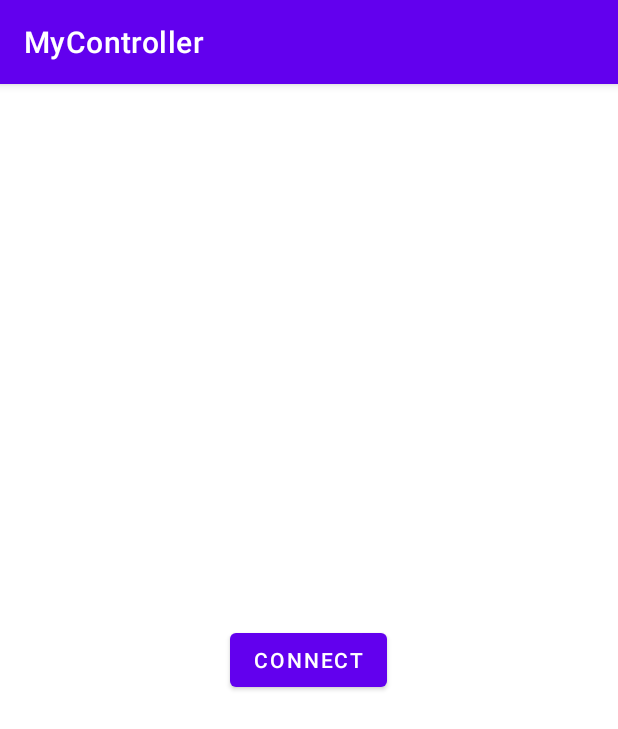
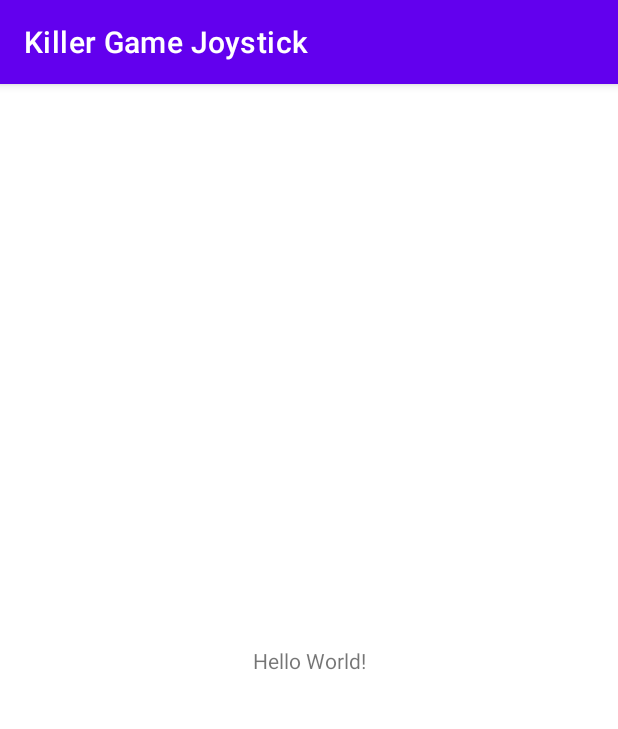
Before and after one commit to killergameorg/KillerGameMobile, an Android app: the screen it shows after launch (MainActivity), on a phone screen of 412 x 824 dp. Shown: the top 729 px of the screen. Run offline under Robolectric (Android 15) with nearby library versions, the phone set to English and light mode, and no system bars.

Commit message:
cambiado el package

```diff
--- a/KillerGameJoystick/app/src/main/java/com/lisbeth/killergamejoystick/MainActivity.java
+++ b/KillerGameJoystick/app/src/main/java/com/lisbeth/killergamejoystick/MainActivity.java
@@ -1,111 +1,14 @@
 package com.lisbeth.killergamejoystick;
 
 import androidx.appcompat.app.AppCompatActivity;
-import androidx.core.content.res.ResourcesCompat;
 
-import android.content.res.Resources;
-import android.graphics.drawable.Drawable;
-import android.media.MediaPlayer;
-import android.net.Uri;
 import android.os.Bundle;
-import android.view.View;
-import android.view.Window;
-import android.view.WindowManager;
-import android.widget.ImageButton;
-import android.widget.VideoView;
 
 public class MainActivity extends AppCompatActivity {
-    private VideoView videoBackground;
-    private boolean isSound;
-    private ImageButton soundHandler;
-    Drawable musicOn;
-    Drawable musicOff;
 
-    private MediaPlayer music;
     @Override
     protected void onCreate(Bundle savedInstanceState) {
         super.onCreate(savedInstanceState);
-        requestWindowFeature(Window.FEATURE_NO_TITLE);
-        getWindow().setFlags(WindowManager.LayoutParams.FLAG_FULLSCREEN,
-                WindowManager.LayoutParams.FLAG_FULLSCREEN);
         setContentView(R.layout.activity_main);
-
-        videoBackground = findViewById(R.id.backgroundVideo);
-        music = MediaPlayer.create(MainActivity.this, R.raw.bg_arcade_game);
-        Resources res = getResources();
-        musicOn = ResourcesCompat.getDrawable(res, R.drawable.ic_baseline_music_note_24, null);
-        musicOff = ResourcesCompat.getDrawable(res, R.drawable.ic_baseline_music_off_24, null);
-        soundHandler = findViewById(R.id.muteSound);
-        Uri uri = Uri.parse("android.resource://"+getPackageName()+"/"+R.raw.bg_background_connect);
-        videoBackground.setVideoURI(uri);
-
-        videoBackground.start();
-
-
-
-        videoBackground.setOnPreparedListener(new MediaPlayer.OnPreparedListener() {
-            @Override
-            public void onPrepared(MediaPlayer mp) {
-                mp.setLooping(true);
-                mp.setVolume(0,0);
-            }
-        });
-        music.start();
-        isSound = true;
-        music.setVolume(100, 100);
-        music.setLooping(true);
-    }
-
-    @Override
-    protected void onPostResume(){
-        videoBackground.resume();
-        if (isSound){
-        music.start();
-        }
-        super.onPostResume();
-    }
-
-    @Override
-    protected void onResume(){
-        if (isSound){
-        music.start();
-        }
-        videoBackground.start();
-        super.onResume();
-    }
-    @Override
-    protected void onRestart(){
-        videoBackground.start();
-        if (isSound){
-        music.start();
-        }
-        super.onRestart();
-    }
-    @Override
-    protected void onPause(){
-        videoBackground.suspend();
-        music.pause();
-        super.onPause();
-    }
-
-    @Override
-    protected void onDestroy(){
-        videoBackground.stopPlayback();
-        music.stop();
-        super.onDestroy();
-    }
-
-    public void soundControl(View view) {
-        if (isSound){
-            music.pause();
-            isSound = false;
-            soundHandler.setImageResource(R.drawable.ic_baseline_music_note_24);
-
-        }else{
-            music.start();
-            isSound = true;
-            soundHandler.setImageResource(R.drawable.ic_baseline_music_off_24);
-        }
-
     }
 }
--- a/KillerGameJoystick/app/src/main/res/layout/activity_main.xml
+++ b/KillerGameJoystick/app/src/main/res/layout/activity_main.xml
@@ -1,14 +1,18 @@
-<RelativeLayout xmlns:android="http://schemas.android.com/apk/res/android"
+<?xml version="1.0" encoding="utf-8"?>
+<androidx.constraintlayout.widget.ConstraintLayout xmlns:android="http://schemas.android.com/apk/res/android"
+    xmlns:app="http://schemas.android.com/apk/res-auto"
     xmlns:tools="http://schemas.android.com/tools"
     android:layout_width="match_parent"
     android:layout_height="match_parent"
     tools:context=".MainActivity">
 
-    <Button
-        android:id="@+id/connect_button"
+    <TextView
         android:layout_width="wrap_content"
         android:layout_height="wrap_content"
-        android:text="Connect"
-        android:layout_centerInParent="true"/>
+        android:text="Hello World!"
+        app:layout_constraintBottom_toBottomOf="parent"
+        app:layout_constraintEnd_toEndOf="parent"
+        app:layout_constraintStart_toStartOf="parent"
+        app:layout_constraintTop_toTopOf="parent" />
 
-</RelativeLayout>
+</androidx.constraintlayout.widget.ConstraintLayout>
--- a/KillerGameJoystick/app/src/main/res/values-night/themes.xml
+++ b/KillerGameJoystick/app/src/main/res/values-night/themes.xml
@@ -1,6 +1,6 @@
 <resources xmlns:tools="http://schemas.android.com/tools">
     <!-- Base application theme. -->
-    <style name="Theme.MyController" parent="Theme.MaterialComponents.DayNight.DarkActionBar">
+    <style name="Theme.KillerGameJoystick" parent="Theme.MaterialComponents.DayNight.DarkActionBar">
         <!-- Primary brand color. -->
         <item name="colorPrimary">@color/purple_200</item>
         <item name="colorPrimaryVariant">@color/purple_700</item>
--- a/KillerGameJoystick/app/src/main/res/values/colors.xml
+++ b/KillerGameJoystick/app/src/main/res/values/colors.xml
@@ -7,5 +7,7 @@
     <color name="teal_700">#FF018786</color>
     <color name="black">#FF000000</color>
     <color name="white">#FFFFFFFF</color>
-    <color name="button_ripple_color">#33000000</color>
+	<color name="button_ripple_color">#33000000</color>
+    <color name="progressBarColorLight">#37FF00</color>
+    <color name="progressBarColorDark">#99FF00</color>
 </resources>
--- a/KillerGameJoystick/app/src/main/res/values/strings.xml
+++ b/KillerGameJoystick/app/src/main/res/values/strings.xml
@@ -1,3 +1,3 @@
 <resources>
-    <string name="app_name">MyController</string>
+    <string name="app_name">Killer Game Joystick</string>
 </resources>
--- a/KillerGameJoystick/app/src/main/res/values/themes.xml
+++ b/KillerGameJoystick/app/src/main/res/values/themes.xml
@@ -1,6 +1,6 @@
 <resources xmlns:tools="http://schemas.android.com/tools">
     <!-- Base application theme. -->
-    <style name="Theme.MyController" parent="Theme.MaterialComponents.DayNight.DarkActionBar">
+    <style name="Theme.KillerGameJoystick" parent="Theme.MaterialComponents.DayNight.DarkActionBar">
         <!-- Primary brand color. -->
         <item name="colorPrimary">@color/purple_500</item>
         <item name="colorPrimaryVariant">@color/purple_700</item>
--- a/KillerGameJoystick/settings.gradle
+++ b/KillerGameJoystick/settings.gradle
@@ -10,7 +10,6 @@ dependencyResolutionManagement {
     repositories {
         google()
         mavenCentral()
-        maven { url "https://jitpack.io" }
     }
 }
 rootProject.name = "Killer Game Joystick"
```
Also changed, not shown: KillerGameJoystick/app/build.gradle (+4 -4 lines), KillerGameJoystick/app/src/main/AndroidManifest.xml (+12 -2 lines), KillerGameJoystick/app/src/main/java/com/lisbeth/killergamejoystick/ActiveGameActivity.java (added, +97 -0 lines), KillerGameJoystick/app/src/main/java/com/lisbeth/killergamejoystick/GameConfigActivity.java (added, +76 -0 lines), KillerGameJoystick/app/src/main/java/com/remote/mycontroller/GameConfigActivity.java (deleted, +0 -50 lines), KillerGameJoystick/app/src/main/java/com/remote/mycontroller/MainActivity.java (deleted, +0 -32 lines), KillerGameJoystick/app/src/main/res/layout/activity_active_game.xml (added, +82 -0 lines), 1 other file.
